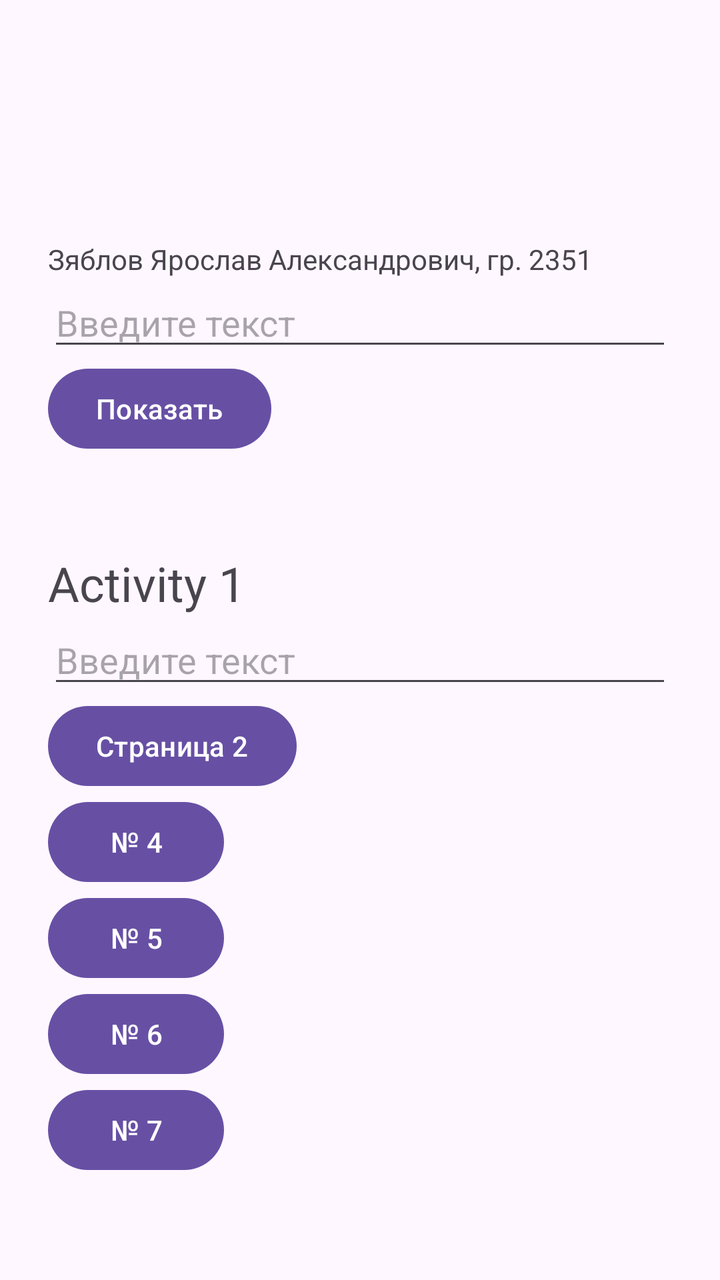
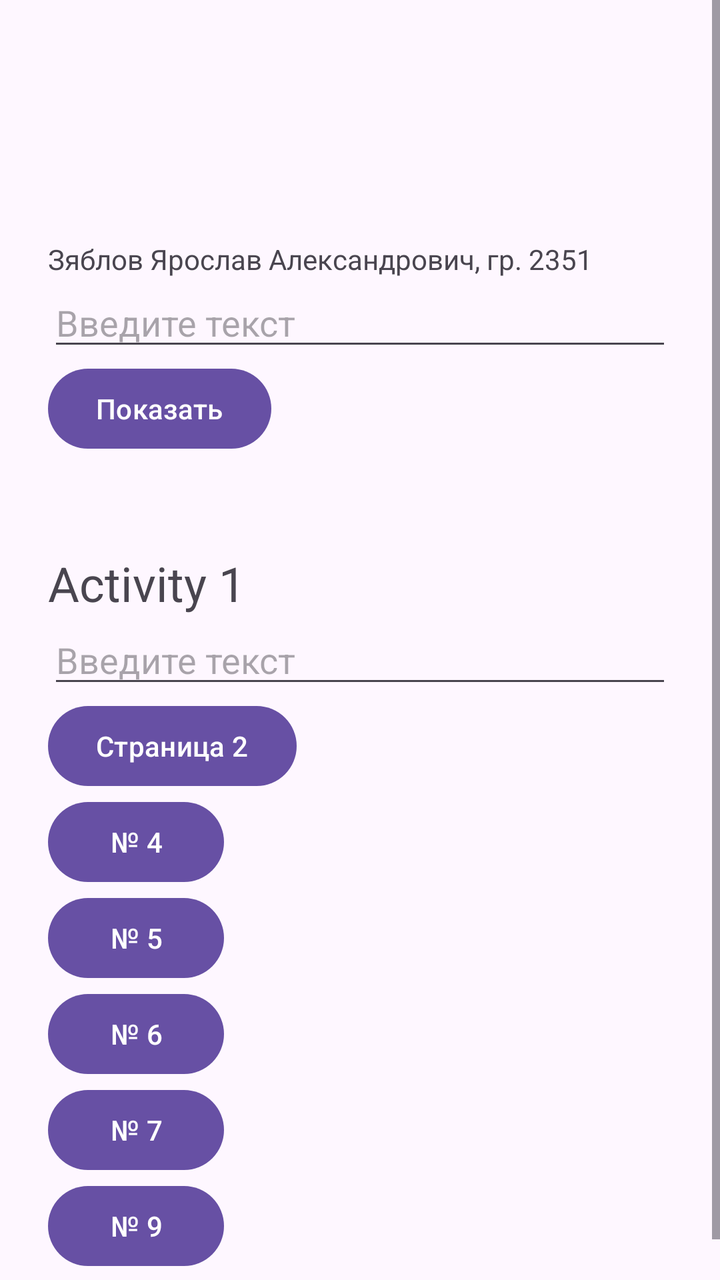

Two renders of the same Android screen: before a commit and after it. Below are the layout's source before the change and the commit's diff.
<!-- AndroidManifest.xml: application theme Theme.MyApplication -->
<!-- res/layout/activity_main.xml -->
<?xml version="1.0" encoding="utf-8"?>
<ScrollView xmlns:android="http://schemas.android.com/apk/res/android"
    android:id="@+id/main"
    android:layout_width="match_parent"
    android:layout_height="match_parent"
    android:fillViewport="true">

    <LinearLayout
        android:layout_width="match_parent"
        android:layout_height="wrap_content"
        android:orientation="vertical"
        android:paddingHorizontal="24dp"
        android:paddingTop="120dp"
        android:paddingBottom="24dp">

        
        <TextView
            android:id="@+id/fio"
            android:layout_width="match_parent"
            android:layout_height="wrap_content"
            android:text="@string/fio" />

        
        <EditText
            android:id="@+id/editTextName"
            android:layout_width="match_parent"
            android:layout_height="wrap_content"
            android:hint="Введите текст"
            android:inputType="text" />

        <Button
            android:id="@+id/buttonSend"
            android:layout_width="wrap_content"
            android:layout_height="wrap_content"
            android:text="Показать" />

        <TextView
            android:id="@+id/textViewResult"
            android:layout_width="match_parent"
            android:layout_height="wrap_content"
            android:textSize="20sp" />

        
        <TextView
            android:layout_width="match_parent"
            android:layout_height="wrap_content"
            android:layout_marginTop="20dp"
            android:text="Activity 1"
            android:textSize="24sp" />

        <EditText
            android:id="@+id/input1"
            android:layout_width="match_parent"
            android:layout_height="wrap_content"
            android:hint="Введите текст"
            android:inputType="text" />

        <Button
            android:id="@+id/next"
            android:layout_width="wrap_content"
            android:layout_height="wrap_content"
            android:text="Страница 2" />

        <Button
            android:id="@+id/btn4"
            android:layout_width="wrap_content"
            android:layout_height="wrap_content"
            android:text="№ 4" />

        <Button
            android:id="@+id/btn5"
            android:layout_width="wrap_content"
            android:layout_height="wrap_content"
            android:text="№ 5" />

        <Button
            android:id="@+id/btn6"
            android:layout_width="wrap_content"
            android:layout_height="wrap_content"
            android:text="№ 6" />

        <Button
            android:id="@+id/btn7"
            android:layout_width="wrap_content"
            android:layout_height="wrap_content"
            android:text="№ 7" />
    </LinearLayout>
</ScrollView>
<!-- resources referenced by this layout -->
<resources>
  <string name="fio">Зяблов Ярослав Александрович, гр. 2351</string>
  <style name="Theme.MyApplication" parent="Base.Theme.MyApplication" />
  <style name="Base.Theme.MyApplication" parent="Theme.Material3.DayNight.NoActionBar">
          
          
      </style>
</resources>

<!-- the commit's change to res/layout/activity_main.xml (unified diff, before → after) -->
@@ -84,5 +84,11 @@
             android:layout_width="wrap_content"
             android:layout_height="wrap_content"
             android:text="№ 7" />
+
+        <Button
+            android:id="@+id/btn9"
+            android:layout_width="wrap_content"
+            android:layout_height="wrap_content"
+            android:text="№ 9" />
     </LinearLayout>
 </ScrollView>
